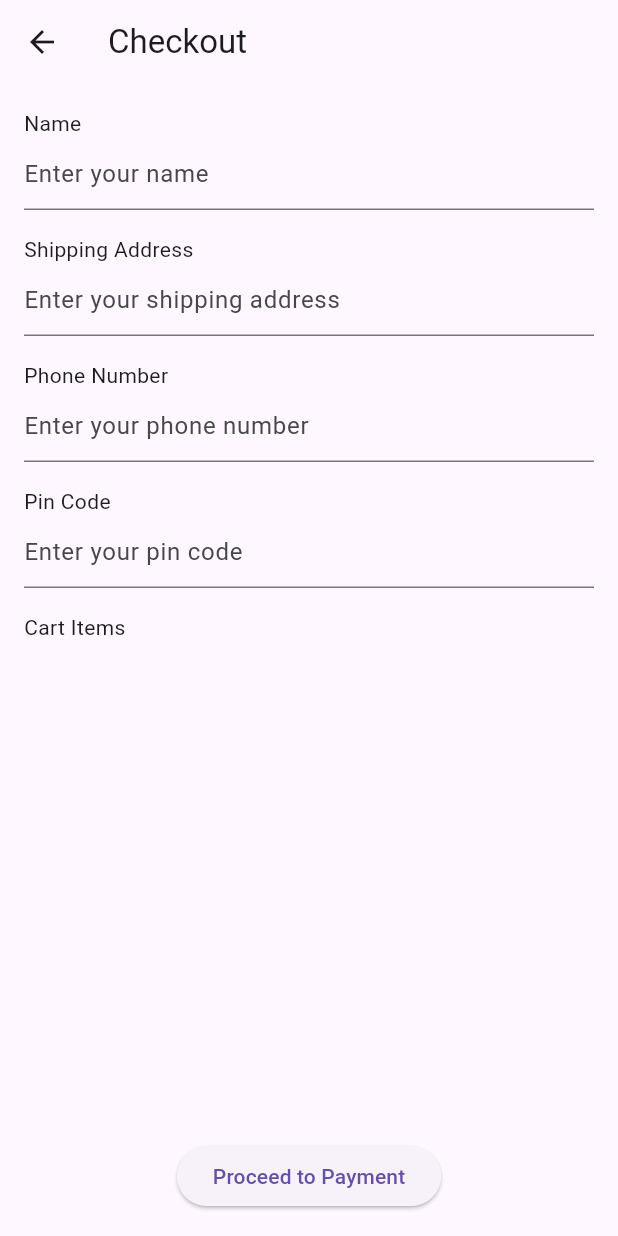
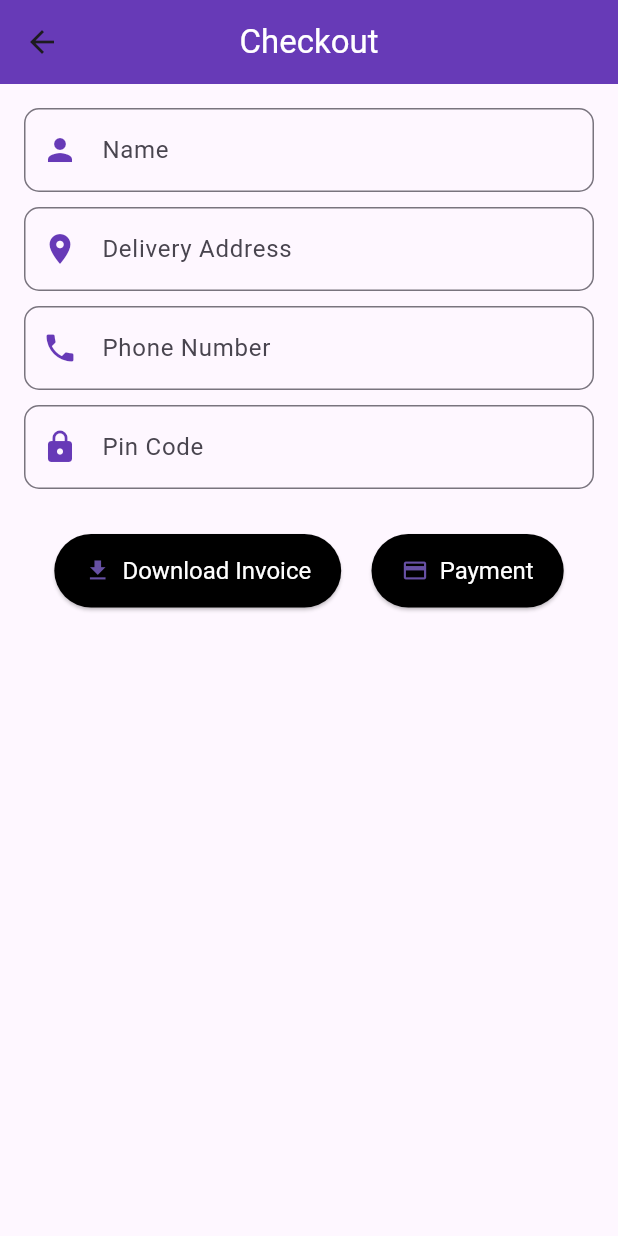
Before and after one commit to AdharshKSaji/white_matrix, a Flutter app: the CheckoutScreen screen opened directly, on a phone screen of 412 x 824 dp. Run offline on Flutter 3.47's test engine with Material 3 defaults, Android fonts, the phone set to English and light mode, and no system bars; our stand-ins replace carousel_slider, cloud_firestore, firebase_auth, firebase_core, firebase_storage, image_picker and 3 more; missing offline and left inert: razorpay_flutter, scratcher; accounts and stored records are empty.

Commit message:
implemented signing key and some refactoring

```diff
--- a/lib/view/checkoutscreen/checkoutscreen.dart
+++ b/lib/view/checkoutscreen/checkoutscreen.dart
@@ -1,95 +1,68 @@
 import 'package:flutter/material.dart';
 import 'package:provider/provider.dart';
-import 'package:share_plus/share_plus.dart';
 import 'package:white_matrix/controller/CheckoutController.dart';
 import 'package:white_matrix/view/paymentscreen/paymentscreen.dart';
 
 class CheckoutScreen extends StatelessWidget {
+  final TextEditingController nameController = TextEditingController();
+  final TextEditingController addressController = TextEditingController();
+  final TextEditingController phoneController = TextEditingController();
+  final TextEditingController pinCodeController = TextEditingController();
+
   @override
   Widget build(BuildContext context) {
     return ChangeNotifierProvider<CheckoutController>(
       create: (_) => CheckoutController(),
       child: Scaffold(
         appBar: AppBar(
-          title: Text('Checkout'),
+          title: Text('Checkout', style: TextStyle(color: Colors.white)),
+          backgroundColor: Colors.deepPurple,
+          centerTitle: true,
         ),
         body: Consumer<CheckoutController>(
           builder: (context, controller, child) {
             return Padding(
               padding: const EdgeInsets.all(16.0),
-              child: Column(
-                crossAxisAlignment: CrossAxisAlignment.start,
-                children: [
-                  Text('Name'),
-                  TextField(
-                    decoration: InputDecoration(
-                      hintText: 'Enter your name',
+              child: SingleChildScrollView(
+                child: Column(
+                  crossAxisAlignment: CrossAxisAlignment.start,
+                  children: [
+                    _buildTextField(
+                      label: 'Name',
+                      controller: nameController,
+                      icon: Icons.person,
+                      onChanged: controller.updateName,
                     ),
-                    onChanged: (value) {
-                      controller.updateName(value);
-                    },
-                  ),
-                  SizedBox(height: 16),
-                  Text('Shipping Address'),
-                  TextField(
-                    decoration: InputDecoration(
-                      hintText: 'Enter your shipping address',
+                    SizedBox(height: 10),
+                    _buildTextField(
+                      label: 'Delivery Address',
+                      controller: addressController,
+                      icon: Icons.location_on,
+                      onChanged: controller.updateAddress,
                     ),
-                    onChanged: (value) {
-                      controller.updateAddress(value);
-                    },
-                  ),
-                  SizedBox(height: 16),
-                  Text('Phone Number'),
-                  TextField(
-                    decoration: InputDecoration(
-                      hintText: 'Enter your phone number',
+                    SizedBox(height: 10),
+                    _buildTextField(
+                      label: 'Phone Number',
+                      controller: phoneController,
+                      icon: Icons.phone,
+                      keyboardType: TextInputType.phone,
+                      onChanged: controller.updatePhoneNumber,
                     ),
-                    keyboardType: TextInputType.phone,
-                    onChanged: (value) {
-                      controller.updatePhoneNumber(value);
-                    },
-                  ),
-                  SizedBox(height: 16),
-                  Text('Pin Code'),
-                  TextField(
-                    decoration: InputDecoration(
-                      hintText: 'Enter your pin code',
+                    SizedBox(height: 10),
+                    _buildTextField(
+                      label: 'Pin Code',
+                      controller: pinCodeController,
+                      icon: Icons.lock,
+                      keyboardType: TextInputType.number,
+                      onChanged: controller.updatePinCode,
                     ),
-                    keyboardType: TextInputType.number,
-                    onChanged: (value) {
-                      controller.updatePinCode(value);
-                    },
-                  ),
-                  SizedBox(height: 16),
-                  Text('Cart Items'),
-                  Expanded(
-                    child: ListView.builder(
-                      itemCount: controller.cartItems.length,
-                      itemBuilder: (context, index) {
-                        return ListTile(
-                          title: Text(controller.cartItems[index]),
-                          trailing: IconButton(
-                            icon: Icon(Icons.remove_circle),
-                            onPressed: () {
-                              controller.removeItemFromCart(controller.cartItems[index]);
-                            },
-                          ),
-                        );
-                      },
-                    ),
-                  ),
-                  SizedBox(height: 16),
-                  Center(
-                    child: ElevatedButton(
-                      onPressed: () async {
-                       Navigator.push(context, MaterialPageRoute(builder:
-                       (context) => payment(),));
-                      },
-                      child: Text('Proceed to Payment'),
-                    ),
-                  ),
-                ],
+
+                    SizedBox(height: 10),
+                    _buildCartItemsList(controller),
+                    SizedBox(height: 20),
+                    _buildButtonRow(context, controller),
+                  ],
+                ),
               ),
             );
           },
@@ -97,4 +70,90 @@ class CheckoutScreen extends StatelessWidget {
       ),
     );
   }
+
+  Widget _buildTextField({
+    required String label,
+    required TextEditingController controller,
+    required IconData icon,
+    required ValueChanged<String> onChanged,
+    TextInputType keyboardType = TextInputType.text,
+  }) {
+    return TextField(
+      controller: controller,
+      keyboardType: keyboardType,
+      decoration: InputDecoration(
+        labelText: label,
+        prefixIcon: Icon(icon, color: Colors.deepPurple),
+        border: OutlineInputBorder(
+          borderRadius: BorderRadius.circular(10),
+          borderSide: BorderSide(color: Colors.deepPurple),
+        ),
+        focusedBorder: OutlineInputBorder(
+          borderRadius: BorderRadius.circular(10),
+          borderSide: BorderSide(color: Colors.deepPurple, width: 2),
+        ),
+      ),
+      onChanged: onChanged,
+    );
+  }
+
+  Widget _buildCartItemsList(CheckoutController controller) {
+    return ListView.builder(
+      shrinkWrap: true,
+      physics: NeverScrollableScrollPhysics(),
+      itemCount: controller.cartItems.length,
+      itemBuilder: (context, index) {
+        final product = controller.cartItems[index];
+        return Card(
+          elevation: 4,
+          margin: EdgeInsets.symmetric(vertical: 5),
+          child: ListTile(
+            leading: Icon(Icons.shopping_cart, color: Colors.deepPurple),
+            title: Text(product.name),
+            subtitle: Text('\$${product.price.toStringAsFixed(2)}'),
+            trailing: IconButton(
+              icon: Icon(Icons.delete, color: Colors.red),
+              onPressed: () {
+                controller.removeItemFromCart(product);
+              },
+            ),
+          ),
+        );
+      },
+    );
+  }
+
+  Widget _buildButtonRow(BuildContext context, CheckoutController controller) {
+    return Row(
+      mainAxisAlignment: MainAxisAlignment.spaceEvenly,
+      children: [
+        ElevatedButton.icon(
+          onPressed: () async {
+            await controller.generateInvoice(context);
+          },
+          icon: Icon(Icons.file_download),
+          label: Text('Download Invoice',style: TextStyle(color: Colors.white)),
+          style: ElevatedButton.styleFrom(
+            backgroundColor: Colors.black,
+            padding: EdgeInsets.symmetric(horizontal: 20, vertical: 15),
+            textStyle: TextStyle(fontSize: 16),
+          ),
+        ),
+        ElevatedButton.icon(
+          onPressed: () async {
+           Navigator.push(context, MaterialPageRoute(builder:
+           (context) => Payment(),));
+            await controller.generateInvoice(context);
+          },
+          icon: Icon(Icons.payment),
+          label: Text('Payment',style: TextStyle(color: Colors.white),),
+          style: ElevatedButton.styleFrom(
+            backgroundColor: Colors.black,
+            padding: EdgeInsets.symmetric(horizontal: 20, vertical: 15),
+            textStyle: TextStyle(fontSize: 16),
+          ),
+        ),
+      ],
+    );
+  }
 }
--- a/lib/view/splashscreen/splashscreen.dart
+++ b/lib/view/splashscreen/splashscreen.dart
@@ -18,7 +18,7 @@ class _SplashScreenState extends State<SplashScreen> {
       Navigator.pushReplacement(
         context,
         MaterialPageRoute(
-          builder: (context) =>HomeScreen(),
+          builder: (context) =>LoginScreen(),
         ),
       );
     });
```
Also changed, not shown: lib/controller/CheckoutController.dart (+69 -50 lines), lib/controller/paymentcontroller.dart (added, +48 -0 lines), lib/view/cartscreen/CartScreen.dart (+8 -10 lines), lib/view/paymentscreen/paymentscreen.dart (+143 -78 lines), 1 other file.
